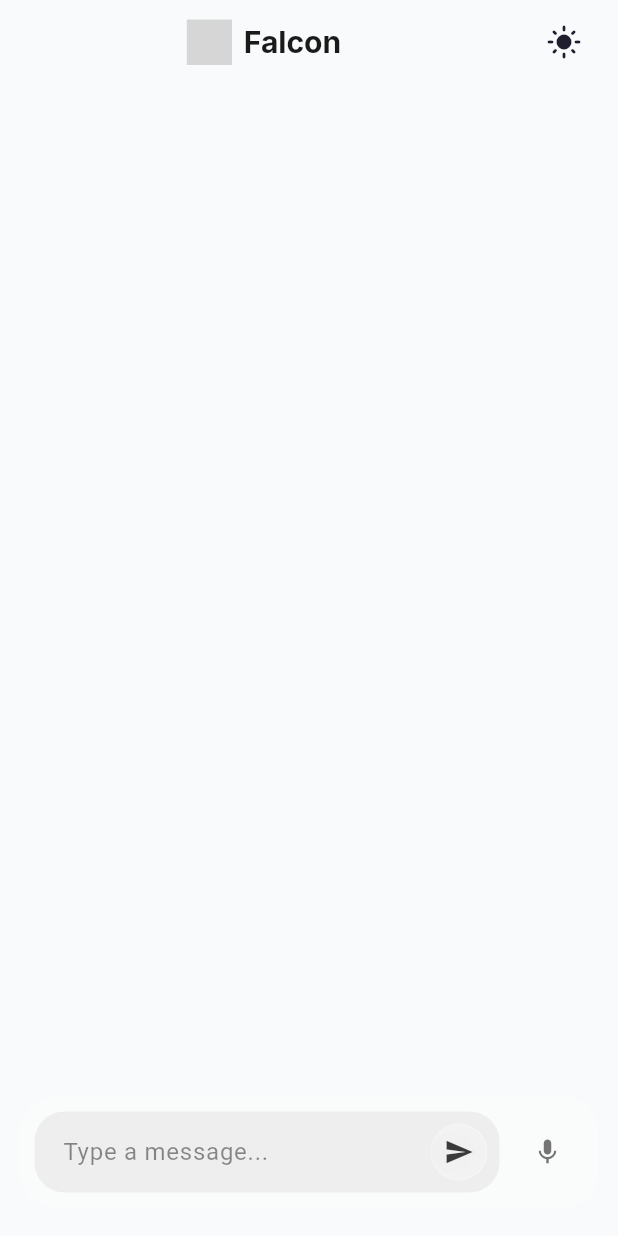
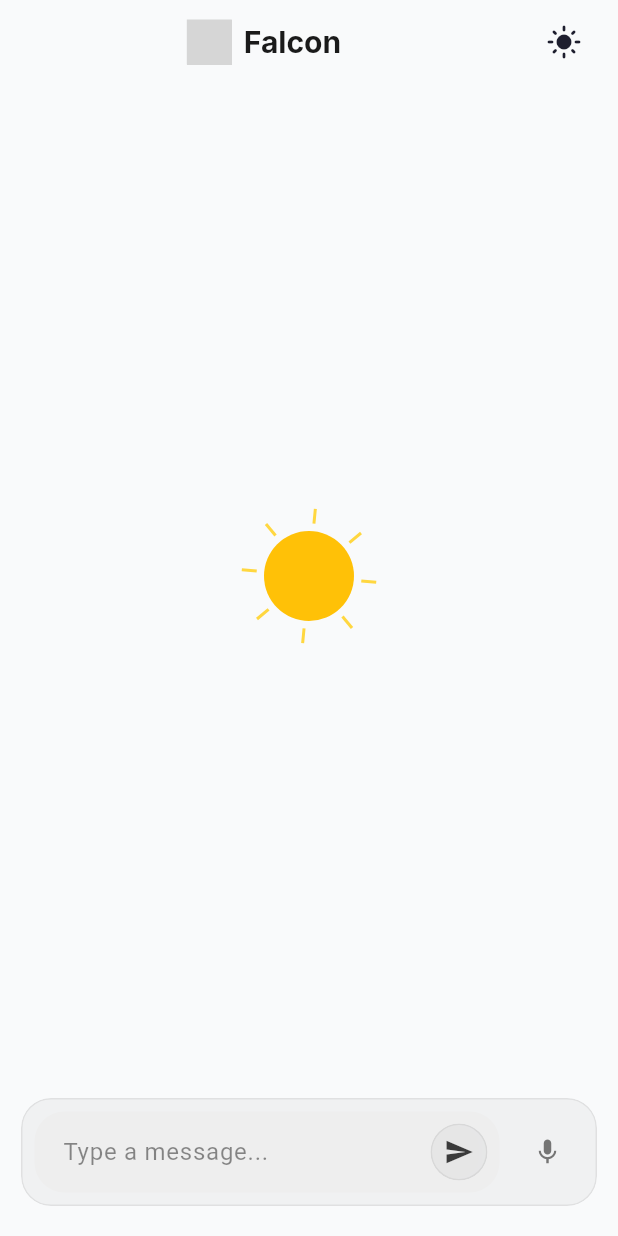
Before and after one commit to DebdaruDG/bird_assistant_AI_arabic, a Flutter app: the screen it shows after launch, after a tap on the "dark mode" icon, on a phone screen of 412 x 824 dp. Run offline on Flutter 3.47's test engine with Material 3 defaults, Android fonts, the phone set to English and light mode, and no system bars; our stand-ins replace audioplayers, flutter_svg; missing offline and left inert: dart:html, record; network calls fail; grey boxes are pictures that could not be loaded.

Commit message:
custom painter widget implemented

```diff
--- a/lib/screens/chat_screen.dart
+++ b/lib/screens/chat_screen.dart
@@ -8,6 +8,7 @@ import '../providers/app/theme_provider.dart';
 import '../providers/chat/chat_state.dart';
 import '../utils/app_blurred_bg.dart';
 import '../utils/app_text.dart';
+import '../utils/custom_paints/sun_moon.dart';
 import '../utils/input_field.dart';
 import '../utils/playback_bubble.dart';
 import '../utils/typing_indicator.dart';
@@ -75,6 +76,9 @@ class ChatScreen extends StatelessWidget {
               builder: (context, chatState, child) {
                 return Column(
                   children: [
+                    if (chatState.chats.isEmpty)
+                      Expanded(child: AnimatedSunMoonWidget(key: key))
+                    else
                       Expanded(
                         child: ListView.builder(
                           reverse: true, // Newest messages at the bottom
--- a/lib/utils/app_blurred_bg.dart
+++ b/lib/utils/app_blurred_bg.dart
@@ -1,5 +1,7 @@
 import 'dart:ui';
+import 'package:bird_instructor/providers/app/theme_provider.dart';
 import 'package:flutter/material.dart';
+import 'package:provider/provider.dart';
 
 class GlassmorphismCard extends StatelessWidget {
   final Widget child;
@@ -8,15 +10,24 @@ class GlassmorphismCard extends StatelessWidget {
 
   @override
   Widget build(BuildContext context) {
+    Provider.of<ThemeProvider>(context).isDarkMode;
     return ClipRRect(
       borderRadius: BorderRadius.circular(20),
       child: BackdropFilter(
         filter: ImageFilter.blur(sigmaX: blur, sigmaY: blur),
         child: Container(
           decoration: BoxDecoration(
-            color: Colors.white.withOpacity(0.1),
+            color:
+                Provider.of<ThemeProvider>(context).isDarkMode
+                    ? Colors.white.withOpacity(0.1)
+                    : Colors.grey.withOpacity(0.1),
             borderRadius: BorderRadius.circular(20),
-            border: Border.all(color: Colors.white.withOpacity(0.2)),
+            border: Border.all(
+              color:
+                  Provider.of<ThemeProvider>(context).isDarkMode
+                      ? Colors.white.withOpacity(0.2)
+                      : Colors.grey.withOpacity(0.2),
+            ),
           ),
           child: child,
         ),
--- /dev/null
+++ b/lib/utils/custom_paints/sun_moon.dart
@@ -0,0 +1,146 @@
+import 'dart:math';
+
+import 'package:flutter/material.dart';
+import 'package:provider/provider.dart';
+
+import '../../providers/app/theme_provider.dart';
+
+class SunMoonPainter extends CustomPainter {
+  final bool isDarkMode;
+
+  SunMoonPainter({required this.isDarkMode});
+
+  @override
+  void paint(Canvas canvas, Size size) {
+    final center = Offset(size.width / 2, size.height / 2);
+    final paint = Paint();
+
+    if (isDarkMode) {
+      // Draw moon
+      paint.color = Colors.grey.shade300;
+      canvas.drawCircle(center, size.width * 0.3, paint);
+
+      // Draw craters
+      paint.color = Colors.grey.shade600;
+      canvas.drawCircle(center.translate(-6, -4), 3, paint);
+      canvas.drawCircle(center.translate(4, 6), 2, paint);
+      canvas.drawCircle(center.translate(8, -5), 1.5, paint);
+    } else {
+      // Draw sun
+      paint.color = Colors.amber;
+      canvas.drawCircle(center, size.width * 0.3, paint);
+
+      // Draw sun rays
+      final rayPaint =
+          Paint()
+            ..color = Colors.amberAccent
+            ..strokeWidth = 2;
+
+      for (int i = 0; i < 8; i++) {
+        final angle = i * (360 / 8) * 3.1416 / 180;
+        final start = center + Offset.fromDirection(angle, size.width * 0.35);
+        final end = center + Offset.fromDirection(angle, size.width * 0.45);
+        canvas.drawLine(start, end, rayPaint);
+      }
+    }
+  }
+
+  @override
+  bool shouldRepaint(covariant CustomPainter oldDelegate) => true;
+}
+
+class AnimatedSunMoonPainter extends CustomPainter {
+  final bool isDarkMode;
+  final double animationValue; // from 0.0 to 1.0
+
+  AnimatedSunMoonPainter({
+    required this.isDarkMode,
+    required this.animationValue,
+  });
+
+  @override
+  void paint(Canvas canvas, Size size) {
+    final center = Offset(size.width / 2, size.height / 2);
+    final paint = Paint();
+
+    if (isDarkMode) {
+      // Draw moon (floating effect)
+      final floatOffset = Offset(0, 5 * sin(animationValue * 2 * pi));
+      final moonCenter = center + floatOffset;
+
+      paint.color = Colors.grey.shade300;
+      canvas.drawCircle(moonCenter, size.width * 0.3, paint);
+
+      paint.color = Colors.grey.shade600;
+      canvas.drawCircle(moonCenter.translate(-6, -4), 3, paint);
+      canvas.drawCircle(moonCenter.translate(4, 6), 2, paint);
+      canvas.drawCircle(moonCenter.translate(8, -5), 1.5, paint);
+    } else {
+      // Draw sun
+      paint.color = Colors.amber;
+      canvas.drawCircle(center, size.width * 0.3, paint);
+
+      // Rotating rays
+      final rayPaint =
+          Paint()
+            ..color = Colors.amberAccent
+            ..strokeWidth = 2;
+
+      for (int i = 0; i < 8; i++) {
+        final angle = (i * pi / 4) + (animationValue * 2 * pi); // add rotation
+        final start = center + Offset.fromDirection(angle, size.width * 0.35);
+        final end = center + Offset.fromDirection(angle, size.width * 0.45);
+        canvas.drawLine(start, end, rayPaint);
+      }
+    }
+  }
+
+  @override
+  bool shouldRepaint(covariant CustomPainter oldDelegate) => true;
+}
+
+class AnimatedSunMoonWidget extends StatefulWidget {
+  const AnimatedSunMoonWidget({super.key});
+
+  @override
+  State<AnimatedSunMoonWidget> createState() => _AnimatedSunMoonWidgetState();
+}
+
+class _AnimatedSunMoonWidgetState extends State<AnimatedSunMoonWidget>
+    with SingleTickerProviderStateMixin {
+  late final AnimationController _controller;
+
+  @override
+  void initState() {
+    super.initState();
+    _controller = AnimationController(
+      duration: const Duration(seconds: 4),
+      vsync: this,
+    )..repeat(); // Loop forever
+  }
+
+  @override
+  void dispose() {
+    _controller.dispose();
+    super.dispose();
+  }
+
+  @override
+  Widget build(BuildContext context) {
+    return Consumer<ThemeProvider>(
+      builder:
+          (context, themeState, _) => AnimatedBuilder(
+            animation: _controller,
+            builder: (context, child) {
+              return CustomPaint(
+                size: const Size(100, 100),
+                painter: AnimatedSunMoonPainter(
+                  isDarkMode: themeState.isDarkMode,
+                  animationValue: _controller.value,
+                ),
+              );
+            },
+          ),
+    );
+  }
+}
--- a/lib/utils/input_field.dart
+++ b/lib/utils/input_field.dart
@@ -1,3 +1,4 @@
+import 'package:bird_instructor/providers/app/theme_provider.dart';
 import 'package:bird_instructor/utils/app_blurred_bg.dart';
 import 'package:bird_instructor/utils/app_color_palette.dart';
 import 'package:flutter/material.dart';
@@ -15,7 +16,9 @@ class InputSection extends StatelessWidget {
 
     return Padding(
       padding: const EdgeInsets.all(8.0),
-      child: Consumer<ChatState>(
+      child: Consumer<ThemeProvider>(
+        builder:
+            (context, themeState, child) => Consumer<ChatState>(
               builder: (context, chatState, child) {
                 final chatProvider = context.read<ChatProvider>();
                 return Row(
@@ -68,7 +71,9 @@ class InputSection extends StatelessWidget {
                                 chatState.isRecording || chatState.isLoading
                                     ? null
                                     : () {
-                                if (textController.text.trim().isNotEmpty) {
+                                      if (textController.text
+                                          .trim()
+                                          .isNotEmpty) {
                                         chatProvider.sendText(
                                           textController.text.trim(),
                                         );
@@ -84,7 +89,10 @@ class InputSection extends StatelessWidget {
                       icon: Icon(
                         chatState.isRecording ? Icons.stop : Icons.mic,
                         size: 20,
-                  color: chatState.isRecording ? Colors.red : Colors.grey[600],
+                        color:
+                            chatState.isRecording
+                                ? Colors.red
+                                : Colors.grey[600],
                       ),
                       onPressed:
                           chatState.isLoading
@@ -101,6 +109,7 @@ class InputSection extends StatelessWidget {
                 );
               },
             ),
+      ),
     );
   }
 }
```
Lines whose indentation alone changed are shown as unchanged.
